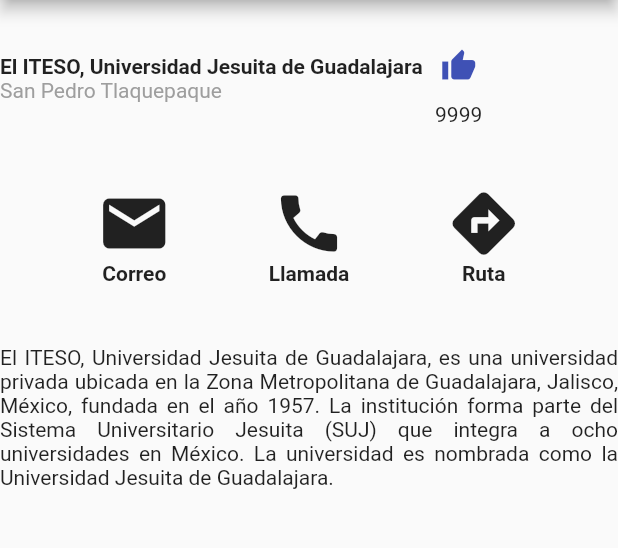
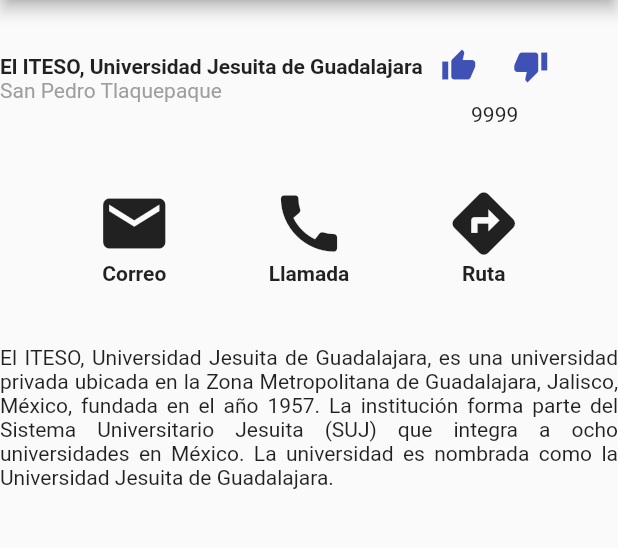
Before and after one commit to TheOutl4nder/Tarea1, a Flutter app: the screen it shows after launch, after a tap on the "thumb up" icon, on a phone screen of 412 x 824 dp, the part 84-632 px from its top. Run offline on Flutter 3.47's test engine with Material 2 defaults, Android fonts, the phone set to English and light mode, and no system bars; network calls fail.

```diff
--- a/lib/main.dart
+++ b/lib/main.dart
@@ -39,11 +39,18 @@ class HomePage extends StatelessWidget {
                 Text("San Pedro Tlaquepaque", style: TextStyle(color: Colors.grey))
               ],),
               Column(children: [
-                IconButton(onPressed: (){
-                print('like');
-              }, icon: Icon(Icons.thumb_up, color: Colors.indigo,)),
-              Text('9999')
-              ],)
+                    Row(
+                      children: [
+                        IconButton(onPressed: (){
+                        print('like');
+                        }, icon: Icon(Icons.thumb_up, color: Colors.indigo,)),
+                        IconButton(onPressed: (){
+                        print('dislike');
+                        }, icon: Icon(Icons.thumb_down, color: Colors.indigo,)),
+                      ],
+                    ),
+                  Text('9999')],
+                )
             ],
           ),
           Container(
```
